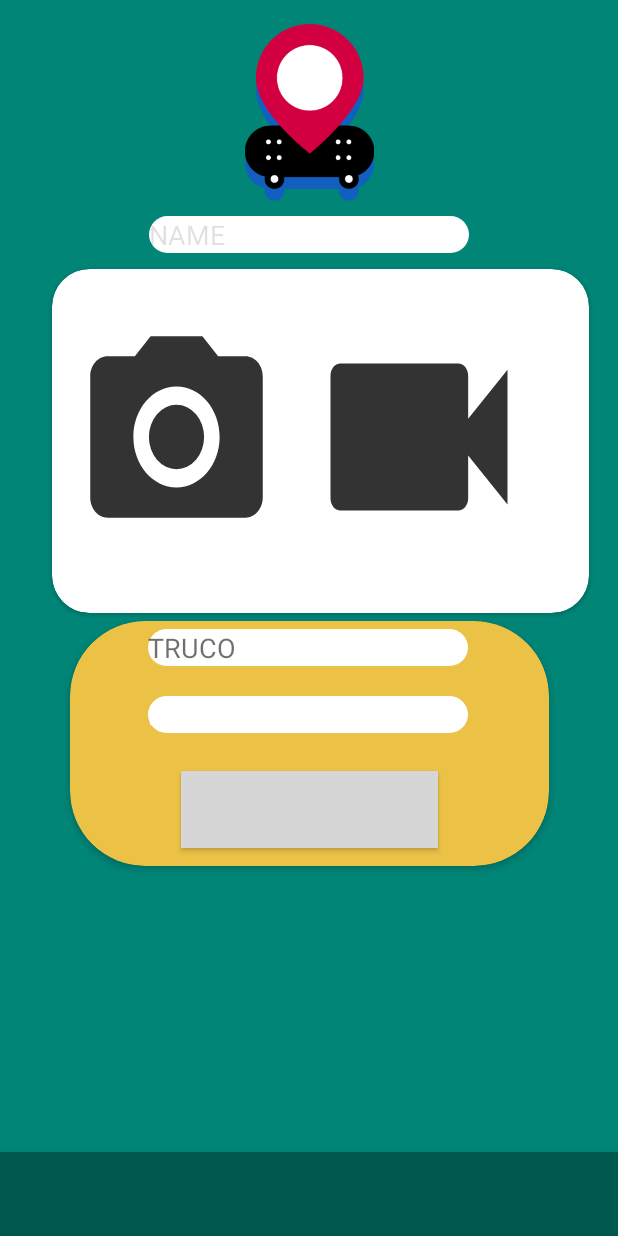
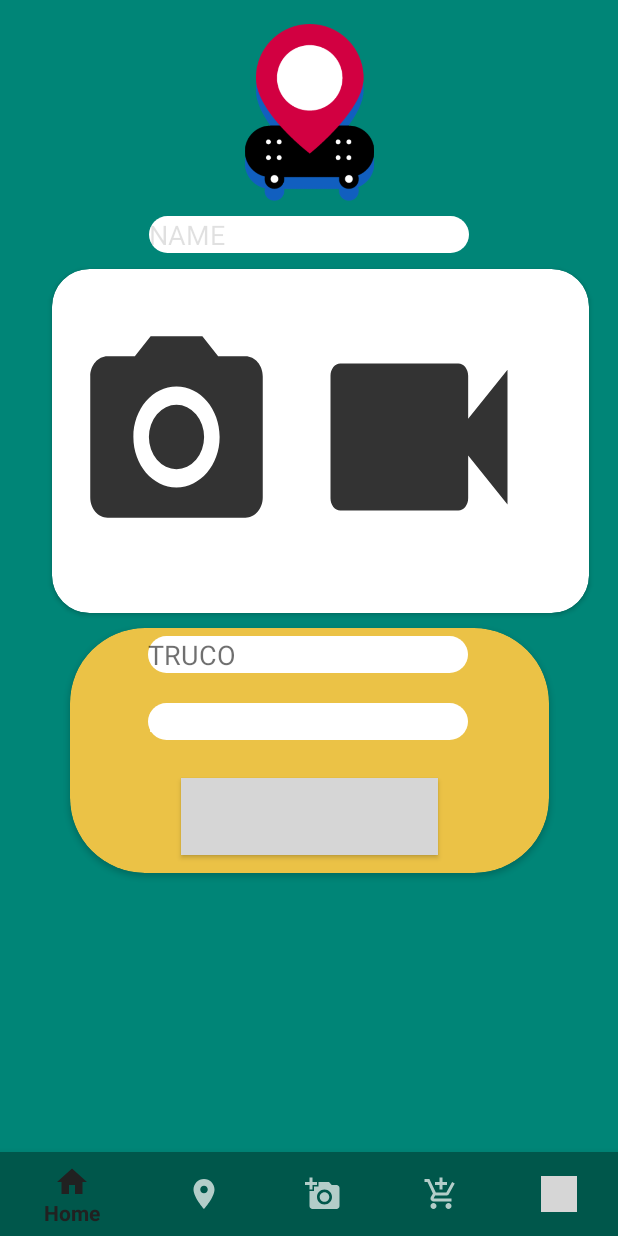
Before and after one commit to erisg/GoSkate-BETA-, an Android app: the galeryActivity screen opened directly, with no data from a screen before it, on a phone screen of 412 x 824 dp. Run offline under Robolectric (Android 15) with nearby library versions, the phone set to English and light mode, and no system bars; grey boxes are pictures that could not be loaded.

Commit message:
MenuChange 7/30/2019

```diff
--- a/app/src/main/java/skate/bogota/goskate/View/loginActivity.kt
+++ b/app/src/main/java/skate/bogota/goskate/View/loginActivity.kt
@@ -6,6 +6,7 @@ import android.os.Bundle
 import kotlinx.android.synthetic.main.activity_login.*
 import kotlinx.android.synthetic.main.activity_login.login_button
 import kotlinx.android.synthetic.main.activity_login.login_email
+import kotlinx.android.synthetic.main.activity_main.*
 import skate.bogota.goskate.R
 
 class loginActivity : AppCompatActivity() {
@@ -40,6 +41,7 @@ class loginActivity : AppCompatActivity() {
             startActivity(login)
         }
 
+
     }
 
 }
--- /dev/null
+++ b/app/src/main/res/drawable-anydpi/ic_action_newpost.xml
@@ -0,0 +1,10 @@
+<vector xmlns:android="http://schemas.android.com/apk/res/android"
+    android:width="24dp"
+    android:height="24dp"
+    android:viewportWidth="24"
+    android:viewportHeight="24"
+    android:tint="#FFFFFF">
+    <path
+        android:fillColor="#FF000000"
+        android:pathData="M3,4L3,1h2v3h3v2L5,6v3L3,9L3,6L0,6L0,4h3zM6,10L6,7h3L9,4h7l1.83,2L21,6c1.1,0 2,0.9 2,2v12c0,1.1 -0.9,2 -2,2L5,22c-1.1,0 -2,-0.9 -2,-2L3,10h3zM13,19c2.76,0 5,-2.24 5,-5s-2.24,-5 -5,-5 -5,2.24 -5,5 2.24,5 5,5zM9.8,14c0,1.77 1.43,3.2 3.2,3.2s3.2,-1.43 3.2,-3.2 -1.43,-3.2 -3.2,-3.2 -3.2,1.43 -3.2,3.2z"/>
+</vector>
--- a/app/src/main/res/layout/activity_galery.xml
+++ b/app/src/main/res/layout/activity_galery.xml
@@ -71,7 +71,7 @@
             android:layout_marginRight="8dp"
             app:cardCornerRadius="50dp"
             app:cardBackgroundColor="@color/colorCard" android:id="@+id/cardView3"
-            android:layout_marginTop="5dp" app:layout_constraintTop_toBottomOf="@+id/cardView2">
+            android:layout_marginTop="10dp" app:layout_constraintTop_toBottomOf="@+id/cardView2">
         <androidx.constraintlayout.widget.ConstraintLayout
                 android:layout_width="match_parent"
                 android:layout_height="match_parent">
@@ -118,9 +118,11 @@
     <com.google.android.material.bottomnavigation.BottomNavigationView
             android:layout_width="match_parent"
             android:layout_height="wrap_content" android:layout_alignParentBottom="true"
-            android:background="@color/colorPrimaryDark"
-            app:layout_constraintBottom_toBottomOf="parent"
-            app:layout_constraintStart_toStartOf="parent"
-            app:layout_constraintEnd_toEndOf="parent"/>
+            app:menu="@menu/menu_item"
+            android:layout_alignParentEnd="true"
+            android:layout_alignParentRight="true"
+            android:layout_alignParentStart="true"
+            android:layout_alignParentLeft="true" android:background="@color/colorPrimaryDark"
+            android:id="@+id/menu_nav" app:layout_constraintBottom_toBottomOf="parent"/>
 
 </androidx.constraintlayout.widget.ConstraintLayout>
--- a/app/src/main/res/menu/button_navigation.xml
+++ b/app/src/main/res/menu/menu_item.xml
@@ -2,34 +2,30 @@
 <menu xmlns:android="http://schemas.android.com/apk/res/android">
 
     <item
-            android:id="@+id/nav_home_btn"
             android:title="@string/Inicio"
+            android:id="@+id/home_menu"
             android:icon="@drawable/ic_action_home"/>
 
     <item
-            android:id="@+id/nav_map_btn"
             android:title="@string/Map"
+            android:id="@+id/item_mapa"
             android:icon="@drawable/ic_action_map"/>
 
     <item
-            android:id="@+id/cam_btn"
             android:title="@string/new_spot"
-            android:icon="@drawable/ic_action_cam"/>
+            android:id="@+id/item_cam"
+            android:icon="@drawable/ic_action_newpost"/>
+
 
     <item
-            android:id="@+id/shop_btn"
             android:title="@string/shop"
+            android:id="@+id/item_shop"
             android:icon="@drawable/ic_action_shop"/>
 
     <item
-            android:id="@+id/new_spot_btn"
             android:title="@string/new_spot_map"
+            android:id="@+id/item_newspot"
             android:icon="@drawable/ic_action_new"/>
-
-    <item
-            android:id="@+id/logout_btn"
-            android:title="@string/exit_app"
-            android:icon="@drawable/ic_action_exit"/>
 
 
 </menu>
--- a/build.gradle
+++ b/build.gradle
@@ -8,7 +8,7 @@ buildscript {
 
     }
     dependencies {
-        classpath 'com.android.tools.build:gradle:3.4.1'
+        classpath 'com.android.tools.build:gradle:3.4.2'
         classpath "org.jetbrains.kotlin:kotlin-gradle-plugin:$kotlin_version"
         // NOTE: Do not place your application dependencies here; they belong
         // in the individual module build.gradle files
```
Also changed, not shown: app/src/main/java/skate/bogota/goskate/View/MainActivity.kt (+32 -34 lines), app/src/main/java/skate/bogota/goskate/View/galeryActivity.kt (+31 -31 lines), app/src/main/java/skate/bogota/goskate/View/newSpotActivity.kt (+32 -31 lines), app/src/main/java/skate/bogota/goskate/View/shopActivity.kt (+37 -31 lines), app/src/main/res/layout/activity_main.xml (+9 -3 lines), app/src/main/res/layout/activity_shop.xml (+8 -8 lines), app/src/main/res/drawable-hdpi/ic_action_newpost.png (added), app/src/main/res/drawable-mdpi/ic_action_newpost.png (added), app/src/main/res/drawable-xhdpi/ic_action_newpost.png (added), app/src/main/res/drawable-xxhdpi/ic_action_newpost.png (added).
